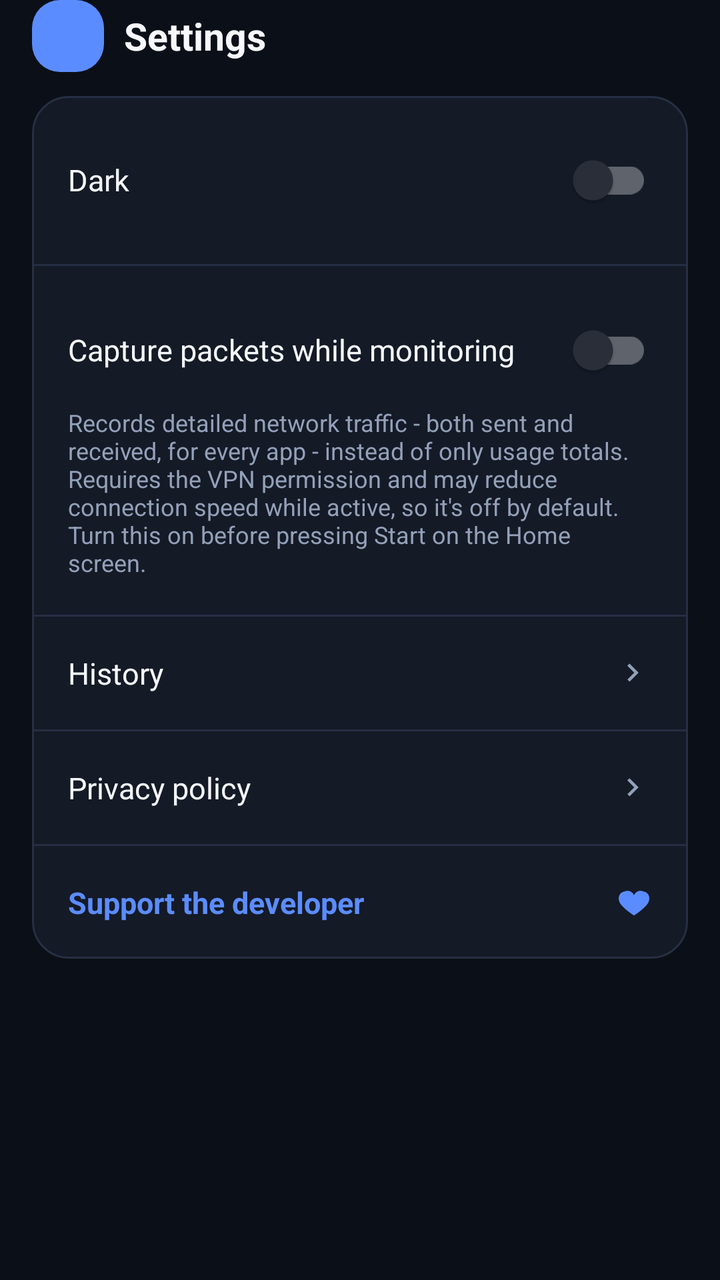
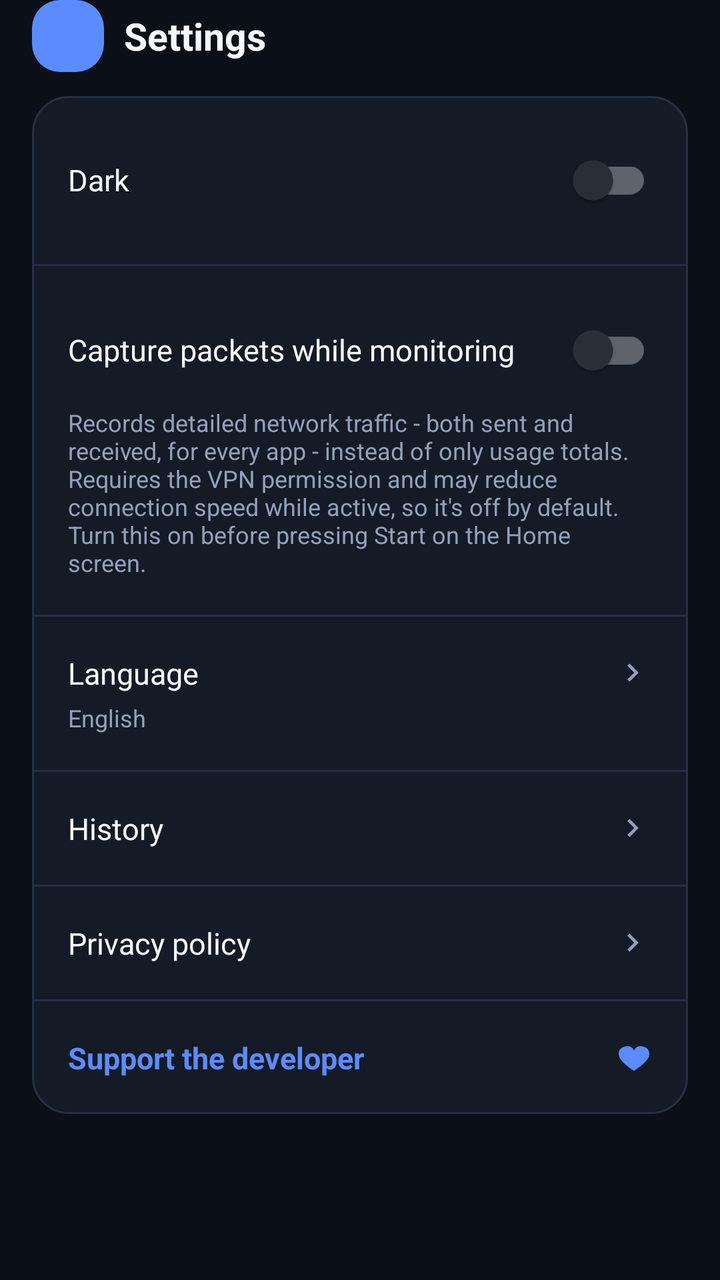

An Android layout rendered at two revisions. The XML below is the earlier revision; the diff shows what the commit changed to produce the second picture.
<!-- AndroidManifest.xml: application theme Theme.Wirecat -->
<!-- res/layout/fragment_settings.xml -->
<?xml version="1.0" encoding="utf-8"?>
<androidx.constraintlayout.widget.ConstraintLayout xmlns:android="http://schemas.android.com/apk/res/android"
    xmlns:app="http://schemas.android.com/apk/res-auto"
    android:layout_width="match_parent"
    android:layout_height="match_parent"
    android:background="?attr/wcColorBackground"
    android:paddingHorizontal="16dp">

    <include
        android:id="@+id/header"
        layout="@layout/header_tab_title"
        android:layout_width="0dp"
        android:layout_height="wrap_content"
        app:layout_constraintTop_toTopOf="parent"
        app:layout_constraintStart_toStartOf="parent"
        app:layout_constraintEnd_toEndOf="parent" />

    <ScrollView
        android:layout_width="0dp"
        android:layout_height="0dp"
        android:clipToPadding="false"
        android:paddingBottom="16dp"
        app:layout_constraintTop_toBottomOf="@id/header"
        app:layout_constraintBottom_toBottomOf="parent"
        app:layout_constraintStart_toStartOf="parent"
        app:layout_constraintEnd_toEndOf="parent">

        <LinearLayout
            android:layout_width="match_parent"
            android:layout_height="wrap_content"
            android:layout_marginTop="12dp"
            android:orientation="vertical"
            android:background="@drawable/bg_card_stroke">

            <LinearLayout
                android:layout_width="match_parent"
                android:layout_height="wrap_content"
                android:orientation="horizontal"
                android:gravity="center_vertical"
                android:padding="18dp">
                <TextView
                    android:layout_width="0dp"
                    android:layout_height="wrap_content"
                    android:layout_weight="1"
                    android:text="@string/settings_theme_dark"
                    android:textColor="?attr/wcColorTextPrimary"
                    android:textSize="15sp" />
                <com.google.android.material.switchmaterial.SwitchMaterial
                    android:id="@+id/switchDarkTheme"
                    android:layout_width="wrap_content"
                    android:layout_height="wrap_content" />
            </LinearLayout>

            <View android:layout_width="match_parent" android:layout_height="1dp" android:background="?attr/wcColorStroke" />

            <LinearLayout
                android:layout_width="match_parent"
                android:layout_height="wrap_content"
                android:orientation="vertical"
                android:padding="18dp">
                <LinearLayout
                    android:layout_width="match_parent"
                    android:layout_height="wrap_content"
                    android:orientation="horizontal"
                    android:gravity="center_vertical">
                    <TextView
                        android:layout_width="0dp"
                        android:layout_height="wrap_content"
                        android:layout_weight="1"
                        android:text="@string/settings_capture_packets"
                        android:textColor="?attr/wcColorTextPrimary"
                        android:textSize="15sp" />
                    <com.google.android.material.switchmaterial.SwitchMaterial
                        android:id="@+id/switchCapturePackets"
                        android:layout_width="wrap_content"
                        android:layout_height="wrap_content" />
                </LinearLayout>
                <TextView
                    android:layout_width="match_parent"
                    android:layout_height="wrap_content"
                    android:layout_marginTop="4dp"
                    android:text="@string/settings_capture_packets_desc"
                    android:textColor="?attr/wcColorTextSecondary"
                    android:textSize="12sp" />
            </LinearLayout>

            <View android:layout_width="match_parent" android:layout_height="1dp" android:background="?attr/wcColorStroke" />

            <LinearLayout
                android:id="@+id/rowHistory"
                android:layout_width="match_parent"
                android:layout_height="wrap_content"
                android:orientation="horizontal"
                android:gravity="center_vertical"
                android:padding="18dp"
                android:background="?attr/selectableItemBackground"
                android:clickable="true"
                android:focusable="true">
                <TextView
                    android:layout_width="0dp"
                    android:layout_height="wrap_content"
                    android:layout_weight="1"
                    android:text="@string/settings_history"
                    android:textColor="?attr/wcColorTextPrimary"
                    android:textSize="15sp" />
                <ImageView
                    android:layout_width="18dp"
                    android:layout_height="18dp"
                    android:src="@drawable/ic_chevron_right"
                    app:tint="?attr/wcColorTextSecondary"
                    android:contentDescription="@null" />
            </LinearLayout>

            <View android:layout_width="match_parent" android:layout_height="1dp" android:background="?attr/wcColorStroke" />

            <LinearLayout
                android:id="@+id/rowPrivacy"
                android:layout_width="match_parent"
                android:layout_height="wrap_content"
                android:orientation="horizontal"
                android:gravity="center_vertical"
                android:padding="18dp"
                android:background="?attr/selectableItemBackground"
                android:clickable="true"
                android:focusable="true">
                <TextView
                    android:layout_width="0dp"
                    android:layout_height="wrap_content"
                    android:layout_weight="1"
                    android:text="@string/settings_privacy_policy"
                    android:textColor="?attr/wcColorTextPrimary"
                    android:textSize="15sp" />
                <ImageView
                    android:layout_width="18dp"
                    android:layout_height="18dp"
                    android:src="@drawable/ic_chevron_right"
                    app:tint="?attr/wcColorTextSecondary"
                    android:contentDescription="@null" />
            </LinearLayout>

            <View android:layout_width="match_parent" android:layout_height="1dp" android:background="?attr/wcColorStroke" />

            <LinearLayout
                android:id="@+id/rowDonate"
                android:layout_width="match_parent"
                android:layout_height="wrap_content"
                android:orientation="horizontal"
                android:gravity="center_vertical"
                android:padding="18dp"
                android:background="?attr/selectableItemBackground"
                android:clickable="true"
                android:focusable="true">
                <TextView
                    android:layout_width="0dp"
                    android:layout_height="wrap_content"
                    android:layout_weight="1"
                    android:text="@string/settings_donate"
                    android:textColor="@color/wc_accent"
                    android:textSize="15sp"
                    android:textStyle="bold" />
                <ImageView
                    android:layout_width="18dp"
                    android:layout_height="18dp"
                    android:src="@drawable/ic_donate"
                    app:tint="@color/wc_accent"
                    android:contentDescription="@null" />
            </LinearLayout>

        </LinearLayout>
    </ScrollView>

</androidx.constraintlayout.widget.ConstraintLayout>
<!-- res/layout/header_tab_title.xml (included above) -->
<?xml version="1.0" encoding="utf-8"?>
<LinearLayout xmlns:android="http://schemas.android.com/apk/res/android"
    android:layout_width="match_parent"
    android:layout_height="56dp"
    android:orientation="horizontal"
    android:gravity="center_vertical"
    android:background="?attr/wcColorBackground">

    <FrameLayout
        android:id="@+id/headerIconChip"
        android:layout_width="36dp"
        android:layout_height="36dp"
        android:background="@drawable/bg_header_chip">

        <ImageView
            android:id="@+id/headerIcon"
            android:layout_width="18dp"
            android:layout_height="18dp"
            android:layout_gravity="center"
            android:contentDescription="@null" />
    </FrameLayout>

    <TextView
        android:id="@+id/headerTitle"
        android:layout_width="wrap_content"
        android:layout_height="wrap_content"
        android:layout_marginStart="10dp"
        android:textColor="?attr/wcColorTextPrimary"
        android:textSize="19sp"
        android:textStyle="bold"
        android:text="@string/settings_title" />

</LinearLayout>
<!-- resources referenced by this layout -->
<resources>
  <color name="wc_accent">#5B8CFF</color>
  <!-- drawable bg_card_stroke (drawable) -->
  <?xml version="1.0" encoding="utf-8"?>
  <shape xmlns:android="http://schemas.android.com/apk/res/android" android:shape="rectangle">
      <solid android:color="?attr/wcColorSurface" />
      <corners android:radius="18dp" />
      <stroke android:width="1dp" android:color="?attr/wcColorStroke" />
  </shape>
  <!-- drawable bg_header_chip (drawable) -->
  <?xml version="1.0" encoding="utf-8"?>
  <shape xmlns:android="http://schemas.android.com/apk/res/android" android:shape="rectangle">
      <solid android:color="@color/wc_accent" />
      <corners android:radius="14dp" />
  </shape>
  <!-- drawable ic_chevron_right (drawable) -->
  <vector xmlns:android="http://schemas.android.com/apk/res/android"
      android:width="20dp" android:height="20dp" android:viewportWidth="24" android:viewportHeight="24">
      <path android:fillColor="#FFFFFFFF" android:pathData="M9,6l6,6l-6,6l-1.4,-1.4l4.6,-4.6l-4.6,-4.6z"/>
  </vector>
  <!-- drawable ic_donate (drawable) -->
  <vector xmlns:android="http://schemas.android.com/apk/res/android"
      android:width="24dp" android:height="24dp" android:viewportWidth="24" android:viewportHeight="24">
      <path android:fillColor="#FFFFFFFF" android:pathData="M12,21s-7,-4.35 -9.5,-8.5C0.8,9 2.3,5.5 5.6,5A4.7,4.7 0,0 1,12 7.5,4.7 4.7,0 0,1 18.4,5c3.3,0.5 4.8,4 3.1,7.5C19,16.65 12,21 12,21z"/>
  </vector>
  <string name="settings_capture_packets">Capture packets while monitoring</string>
  <string name="settings_capture_packets_desc">Records detailed network traffic - both sent and received, for every app - instead of only usage totals. Requires the VPN permission and may reduce connection speed while active, so it\'s off by default. Turn this on before pressing Start on the Home screen.</string>
  <string name="settings_donate">Support the developer</string>
  <string name="settings_history">History</string>
  <string name="settings_privacy_policy">Privacy policy</string>
  <string name="settings_theme_dark">Dark</string>
  <string name="settings_title">Settings</string>
  <style name="Theme.Wirecat" parent="Theme.MaterialComponents.NoActionBar">
          <item name="colorPrimary">@color/wc_accent</item>
          <item name="colorPrimaryDark">@color/wc_background</item>
          <item name="colorAccent">@color/wc_accent</item>
          <item name="android:statusBarColor">@color/wc_background</item>
          <item name="android:navigationBarColor">@color/wc_background</item>
          <item name="android:windowLightStatusBar" tools:targetApi="23">false</item>
          <item name="android:windowBackground">@color/wc_background</item>
          <item name="colorSurface">@color/wc_surface</item>
          <item name="android:textColorPrimary">@color/wc_text_primary</item>
          <item name="android:textColorSecondary">@color/wc_text_secondary</item>
          <item name="android:fontFamily">sans-serif</item>
  
          <item name="wcColorBackground">@color/wc_background</item>
          <item name="wcColorSurface">@color/wc_surface</item>
          <item name="wcColorSurfaceRaised">@color/wc_surface_raised</item>
          <item name="wcColorStroke">@color/wc_surface_stroke</item>
          <item name="wcColorTextPrimary">@color/wc_text_primary</item>
          <item name="wcColorTextSecondary">@color/wc_text_secondary</item>
      </style>
  <color name="wc_background">#0B0F17</color>
  <color name="wc_surface">#141A26</color>
  <color name="wc_text_primary">#F6F8FC</color>
  <color name="wc_text_secondary">#93A0B8</color>
  <color name="wc_surface_raised">#1C2433</color>
  <color name="wc_surface_stroke">#262F42</color>
</resources>

<!-- the commit's change to res/layout/fragment_settings.xml (unified diff, before → after) -->
@@ -87,6 +87,46 @@
             <View android:layout_width="match_parent" android:layout_height="1dp" android:background="?attr/wcColorStroke" />
 
             <LinearLayout
+                android:id="@+id/rowLanguage"
+                android:layout_width="match_parent"
+                android:layout_height="wrap_content"
+                android:orientation="vertical"
+                android:padding="18dp"
+                android:background="?attr/selectableItemBackground"
+                android:clickable="true"
+                android:focusable="true">
+                <LinearLayout
+                    android:layout_width="match_parent"
+                    android:layout_height="wrap_content"
+                    android:orientation="horizontal"
+                    android:gravity="center_vertical">
+                    <TextView
+                        android:layout_width="0dp"
+                        android:layout_height="wrap_content"
+                        android:layout_weight="1"
+                        android:text="@string/settings_language"
+                        android:textColor="?attr/wcColorTextPrimary"
+                        android:textSize="15sp" />
+                    <ImageView
+                        android:layout_width="18dp"
+                        android:layout_height="18dp"
+                        android:src="@drawable/ic_chevron_right"
+                        app:tint="?attr/wcColorTextSecondary"
+                        android:contentDescription="@null" />
+                </LinearLayout>
+                <TextView
+                    android:id="@+id/textCurrentLanguage"
+                    android:layout_width="match_parent"
+                    android:layout_height="wrap_content"
+                    android:layout_marginTop="4dp"
+                    android:text="@string/language_english"
+                    android:textColor="?attr/wcColorTextSecondary"
+                    android:textSize="12sp" />
+            </LinearLayout>
+
+            <View android:layout_width="match_parent" android:layout_height="1dp" android:background="?attr/wcColorStroke" />
+
+            <LinearLayout
                 android:id="@+id/rowHistory"
                 android:layout_width="match_parent"
                 android:layout_height="wrap_content"
<!-- resource entries referenced after the edit -->
@@ -16,7 +16,8 @@
   </shape>
   <!-- drawable ic_chevron_right (drawable) -->
   <vector xmlns:android="http://schemas.android.com/apk/res/android"
-      android:width="20dp" android:height="20dp" android:viewportWidth="24" android:viewportHeight="24">
+      android:width="20dp" android:height="20dp" android:viewportWidth="24" android:viewportHeight="24"
+      android:autoMirrored="true">
       <path android:fillColor="#FFFFFFFF" android:pathData="M9,6l6,6l-6,6l-1.4,-1.4l4.6,-4.6l-4.6,-4.6z"/>
   </vector>
   <!-- drawable ic_donate (drawable) -->
@@ -24,10 +25,12 @@
       android:width="24dp" android:height="24dp" android:viewportWidth="24" android:viewportHeight="24">
       <path android:fillColor="#FFFFFFFF" android:pathData="M12,21s-7,-4.35 -9.5,-8.5C0.8,9 2.3,5.5 5.6,5A4.7,4.7 0,0 1,12 7.5,4.7 4.7,0 0,1 18.4,5c3.3,0.5 4.8,4 3.1,7.5C19,16.65 12,21 12,21z"/>
   </vector>
+  <string name="language_english">English</string>
   <string name="settings_capture_packets">Capture packets while monitoring</string>
   <string name="settings_capture_packets_desc">Records detailed network traffic - both sent and received, for every app - instead of only usage totals. Requires the VPN permission and may reduce connection speed while active, so it\'s off by default. Turn this on before pressing Start on the Home screen.</string>
   <string name="settings_donate">Support the developer</string>
   <string name="settings_history">History</string>
+  <string name="settings_language">Language</string>
   <string name="settings_privacy_policy">Privacy policy</string>
   <string name="settings_theme_dark">Dark</string>
   <string name="settings_title">Settings</string>
